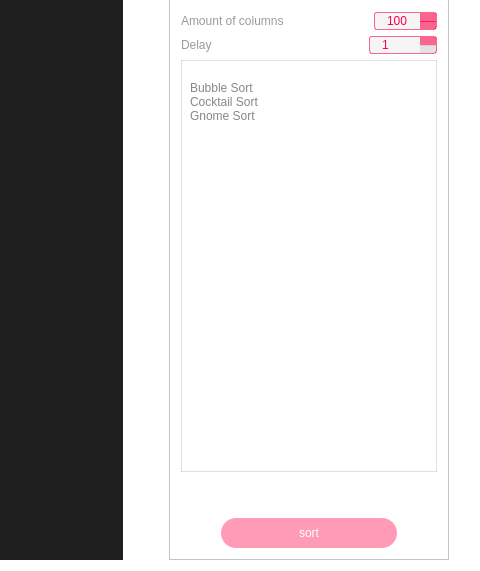
Qt form src/widget.ui (letelete/visualization-of-sorting-algorithms) before a commit; both pictures show x 894 to 1374 and y 151 to 722 of the 1374 by 722 pixel window.
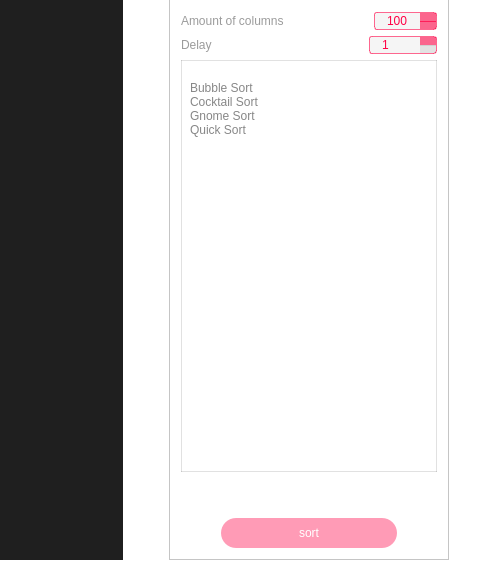
The same form after that commit.

Patch:
```diff
--- a/src/widget.ui
+++ b/src/widget.ui
@@ -423,6 +423,11 @@
             <string>Gnome Sort</string>
            </property>
           </item>
+          <item>
+           <property name="text">
+            <string>Quick Sort</string>
+           </property>
+          </item>
          </widget>
         </item>
         <item>
```
